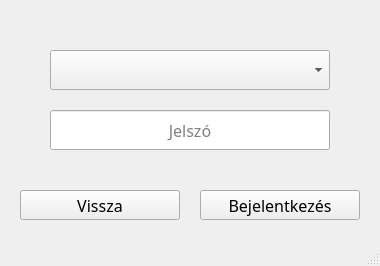
First picture: the form in src/main/resources/ui/default/loginScreen.ui, repository pkristof1999/Szakdolgozat, before the edit.
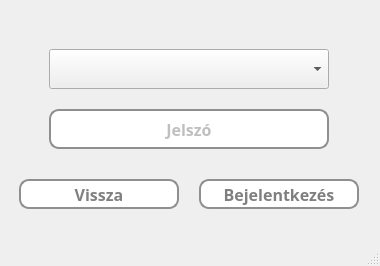
Second picture: the form after the edit.

Patch:
```diff
--- a/src/main/resources/ui/default/loginScreen.ui
+++ b/src/main/resources/ui/default/loginScreen.ui
@@ -17,69 +17,21 @@
    <string notr="true"/>
   </property>
   <widget class="QWidget" name="centralwidget">
-   <widget class="QPushButton" name="backButton">
+   <widget class="QWidget" name="widget" native="true">
     <property name="geometry">
      <rect>
-      <x>20</x>
-      <y>190</y>
-      <width>160</width>
-      <height>30</height>
+      <x>-1</x>
+      <y>-1</y>
+      <width>381</width>
+      <height>241</height>
      </rect>
     </property>
-    <property name="font">
-     <font>
-      <family>Corbel</family>
-      <pointsize>12</pointsize>
-     </font>
+    <property name="styleSheet">
+     <string notr="true">* {
+    font-size: 16px;
+    font-weight: bold;
+}</string>
     </property>
-    <property name="text">
-     <string>Vissza</string>
-    </property>
-   </widget>
-   <widget class="QPushButton" name="loginButton">
-    <property name="geometry">
-     <rect>
-      <x>200</x>
-      <y>190</y>
-      <width>160</width>
-      <height>30</height>
-     </rect>
-    </property>
-    <property name="font">
-     <font>
-      <family>Corbel</family>
-      <pointsize>12</pointsize>
-     </font>
-    </property>
-    <property name="text">
-     <string>Bejelentkezés</string>
-    </property>
-   </widget>
-   <widget class="QLineEdit" name="inputPwd">
-    <property name="geometry">
-     <rect>
-      <x>50</x>
-      <y>110</y>
-      <width>280</width>
-      <height>40</height>
-     </rect>
-    </property>
-    <property name="font">
-     <font>
-      <family>Corbel</family>
-      <pointsize>12</pointsize>
-     </font>
-    </property>
-    <property name="echoMode">
-     <enum>QLineEdit::Password</enum>
-    </property>
-    <property name="alignment">
-     <set>Qt::AlignCenter</set>
-    </property>
-    <property name="placeholderText">
-     <string>Jelszó</string>
-    </property>
-   </widget>
    <widget class="QComboBox" name="userNameBox">
     <property name="geometry">
      <rect>
@@ -92,7 +44,8 @@
     <property name="font">
      <font>
       <family>Corbel</family>
-      <pointsize>12</pointsize>
+       <pointsize>-1</pointsize>
+       <bold>true</bold>
      </font>
     </property>
     <property name="editable">
@@ -107,6 +60,107 @@
     <property name="frame">
      <bool>true</bool>
     </property>
+    </widget>
+    <widget class="QLineEdit" name="inputPwd">
+     <property name="geometry">
+      <rect>
+       <x>50</x>
+       <y>110</y>
+       <width>280</width>
+       <height>40</height>
+      </rect>
+     </property>
+     <property name="font">
+      <font>
+       <family>Corbel</family>
+       <pointsize>-1</pointsize>
+       <bold>true</bold>
+      </font>
+     </property>
+     <property name="styleSheet">
+      <string notr="true">* {
+	background-color: white;
+	border: 2px solid #8f8f91;
+	border-radius: 10px;
+	color: grey;
+}</string>
+     </property>
+     <property name="echoMode">
+      <enum>QLineEdit::Password</enum>
+     </property>
+     <property name="alignment">
+      <set>Qt::AlignCenter</set>
+     </property>
+     <property name="placeholderText">
+      <string>Jelszó</string>
+     </property>
+    </widget>
+    <widget class="QPushButton" name="backButton">
+     <property name="geometry">
+      <rect>
+       <x>20</x>
+       <y>180</y>
+       <width>160</width>
+       <height>30</height>
+      </rect>
+     </property>
+     <property name="font">
+      <font>
+       <family>Corbel</family>
+       <pointsize>-1</pointsize>
+       <bold>true</bold>
+      </font>
+     </property>
+     <property name="styleSheet">
+      <string notr="true">* {
+	background-color: white;
+	border: 2px solid #8f8f91;
+	border-radius: 10px;
+	color: grey;
+}
+
+*:hover {
+	background-color: rgb(120, 120, 220);
+	color: white;
+}</string>
+     </property>
+     <property name="text">
+      <string>Vissza</string>
+     </property>
+    </widget>
+    <widget class="QPushButton" name="loginButton">
+     <property name="geometry">
+      <rect>
+       <x>200</x>
+       <y>180</y>
+       <width>160</width>
+       <height>30</height>
+      </rect>
+     </property>
+     <property name="font">
+      <font>
+       <family>Corbel</family>
+       <pointsize>-1</pointsize>
+       <bold>true</bold>
+      </font>
+     </property>
+     <property name="styleSheet">
+      <string notr="true">* {
+	background-color: white;
+	border: 2px solid #8f8f91;
+	border-radius: 10px;
+	color: grey;
+}
+
+*:hover {
+	background-color: rgb(120, 120, 220);
+	color: white;
+}</string>
+     </property>
+     <property name="text">
+      <string>Bejelentkezés</string>
+     </property>
+    </widget>
    </widget>
   </widget>
   <widget class="QStatusBar" name="statusbar"/>
```
Lines whose indentation alone changed are shown as unchanged.
